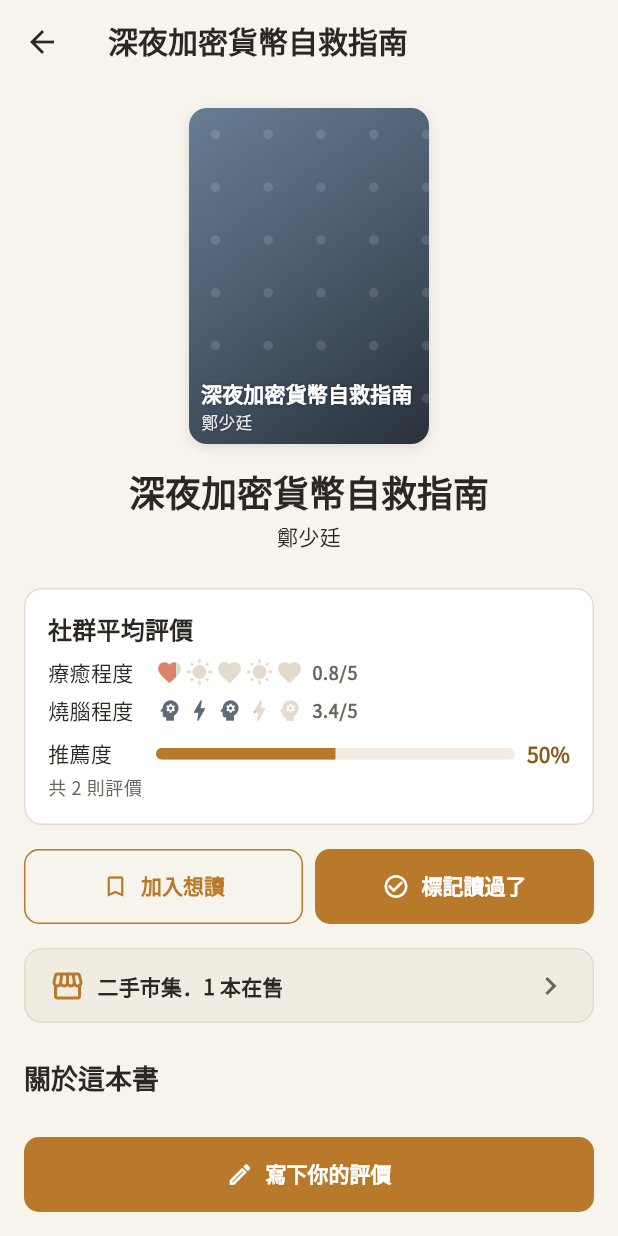
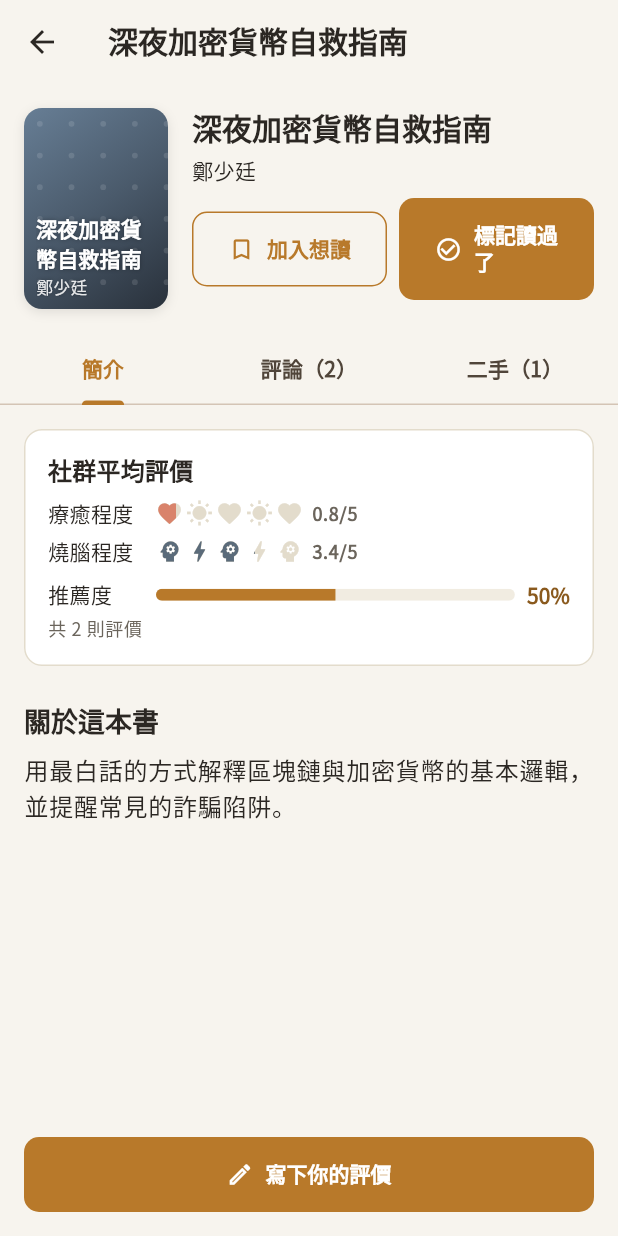
Before and after one commit to ChiaChia1114/Booknook, a Flutter app: the screen it shows after launch, after a tap on "深夜加密貨幣自救指南", on a phone screen of 412 x 824 dp. Run offline on Flutter 3.47's test engine with Material 3 defaults, Android fonts, the phone set to English and light mode, and no system bars; our stand-ins replace google_fonts, shared_preferences; accounts and stored records are empty.

Commit message:
v5: book detail page restructure with tabs, review sort, inline listings
Evaluation of v4 (功能/美術/實用性): the achievements system landed
well, but the book detail page itself was a single long scroll mixing
description, ratings, and every review together with no way to sort
or navigate, and the marketplace connection was just a link-out row.

Changes:
- Restructured BookDetailScreen: a compact fixed header (cover +
  title/author + 加入想讀/標記讀過了) stays visible, with a TabBar below
  splitting content into 簡介 (rating summary + description), 評論（N）
  (review list), and 二手（N） (this book's marketplace listings).
- Reviews can now be sorted 最新 / 最多幫助 via choice chips.
- Marketplace listings for the book render inline as tappable rows
  (with a "在市集查看全部" fallback) instead of only a count + link-out.
- Removed the now-dead _MarketplaceLink widget.

Updated the two book-detail widget tests that asserted on the old
single-scroll "讀者評價（N）" heading — they now check the tab label and,
for the review-submission test, switch to the 評論 tab before asserting
the new review card is visible (TabBarView only builds the active
page).

Verified: flutter analyze clean, flutter test 13/13 passing, manual
browser pass through all three tabs including sort toggling.

Co-Authored-By: Claude Sonnet 5 <noreply@anthropic.com>

```diff
--- a/lib/screens/book_detail/book_detail_screen.dart
+++ b/lib/screens/book_detail/book_detail_screen.dart
@@ -1,6 +1,8 @@
 import 'package:flutter/material.dart';
 import 'package:provider/provider.dart';
 
+import '../../models/book.dart';
+import '../../models/marketplace_listing.dart';
 import '../../models/reading_record.dart';
 import '../../models/review.dart';
 import '../../providers/library_provider.dart';
@@ -14,7 +16,10 @@ import '../../widgets/common/healing_meter.dart';
 import '../../widgets/common/mind_bending_meter.dart';
 import '../../widgets/common/recommend_bar.dart';
 import '../../widgets/common/user_avatar.dart';
+import '../marketplace/listing_detail_screen.dart';
 import '../marketplace/marketplace_screen.dart';
+
+enum _ReviewSort { newest, mostHelpful }
 
 class BookDetailScreen extends StatefulWidget {
   const BookDetailScreen({super.key, required this.bookId});
@@ -34,6 +39,7 @@ class _BookDetailData {
 
 class _BookDetailScreenState extends State<BookDetailScreen> {
   late Future<_BookDetailData> _future;
+  _ReviewSort _sort = _ReviewSort.newest;
 
   @override
   void initState() {
@@ -61,7 +67,9 @@ class _BookDetailScreenState extends State<BookDetailScreen> {
       context: context,
       isScrollControlled: true,
       shape: const RoundedRectangleBorder(
-        borderRadius: BorderRadius.vertical(top: Radius.circular(AppRadius.cardRadius)),
+        borderRadius: BorderRadius.vertical(
+          top: Radius.circular(AppRadius.cardRadius),
+        ),
       ),
       builder: (sheetContext) {
         return _ReviewFormSheet(
@@ -95,10 +103,14 @@ class _BookDetailScreenState extends State<BookDetailScreen> {
     }
 
     final record = library.recordForBook(widget.bookId);
-    final listingCount = marketplace.listingsForBook(widget.bookId).length;
+    final listings = marketplace.listingsForBook(widget.bookId);
 
-    return Scaffold(
-      appBar: AppBar(title: Text(book.title, overflow: TextOverflow.ellipsis)),
+    return DefaultTabController(
+      length: 3,
+      child: Scaffold(
+        appBar: AppBar(
+          title: Text(book.title, overflow: TextOverflow.ellipsis),
+        ),
         body: FutureBuilder<_BookDetailData>(
           future: _future,
           builder: (context, snapshot) {
@@ -106,56 +118,89 @@ class _BookDetailScreenState extends State<BookDetailScreen> {
               return const Center(child: CircularProgressIndicator());
             }
             final data = snapshot.data!;
-          return ListView(
-            padding: const EdgeInsets.fromLTRB(AppSpacing.md, AppSpacing.md, AppSpacing.md, 100),
+            final sortedReviews = List<Review>.of(data.reviews);
+            switch (_sort) {
+              case _ReviewSort.newest:
+                sortedReviews.sort(
+                  (a, b) => b.createdAt.compareTo(a.createdAt),
+                );
+              case _ReviewSort.mostHelpful:
+                sortedReviews.sort(
+                  (a, b) => b.helpfulCount.compareTo(a.helpfulCount),
+                );
+            }
+
+            return Column(
               children: [
-              Center(
-                child: BookCoverBlock(
+                Padding(
+                  padding: const EdgeInsets.fromLTRB(
+                    AppSpacing.md,
+                    AppSpacing.md,
+                    AppSpacing.md,
+                    0,
+                  ),
+                  child: Row(
+                    crossAxisAlignment: CrossAxisAlignment.start,
+                    children: [
+                      BookCoverBlock(
                         title: book.title,
                         author: book.author,
                         colorIndex: book.coverColorIndex,
-                  width: 160,
-                  height: 224,
+                        width: 96,
+                        height: 134,
                       ),
-              ),
-              const SizedBox(height: AppSpacing.md),
+                      const SizedBox(width: AppSpacing.md),
+                      Expanded(
+                        child: Column(
+                          crossAxisAlignment: CrossAxisAlignment.start,
+                          children: [
                             Text(
                               book.title,
-                style: Theme.of(context).textTheme.headlineMedium,
-                textAlign: TextAlign.center,
+                              style: Theme.of(context).textTheme.headlineSmall,
                             ),
                             const SizedBox(height: 4),
                             Text(
                               book.author,
                               style: Theme.of(context).textTheme.bodyMedium,
-                textAlign: TextAlign.center,
                             ),
-              const SizedBox(height: AppSpacing.lg),
-              _RatingCard(summary: data.summary),
+                            const SizedBox(height: AppSpacing.sm),
+                            _ActionButtons(
+                              bookId: widget.bookId,
+                              status: record?.status,
+                            ),
+                          ],
+                        ),
+                      ),
+                    ],
+                  ),
+                ),
                 const SizedBox(height: AppSpacing.md),
-              _ActionButtons(bookId: widget.bookId, status: record?.status),
-              const SizedBox(height: AppSpacing.md),
-              _MarketplaceLink(bookId: widget.bookId, count: listingCount),
-              const SizedBox(height: AppSpacing.lg),
-              Text('關於這本書', style: Theme.of(context).textTheme.titleLarge),
-              const SizedBox(height: AppSpacing.sm),
-              Text(book.description, style: Theme.of(context).textTheme.bodyLarge),
-              const SizedBox(height: AppSpacing.lg),
-              Text('讀者評價（${data.reviews.length}）', style: Theme.of(context).textTheme.titleLarge),
-              const SizedBox(height: AppSpacing.sm),
-              if (data.reviews.isEmpty)
-                Padding(
-                  padding: const EdgeInsets.symmetric(vertical: AppSpacing.lg),
-                  child: Text('還沒有人寫心得，當第一個分享的人吧！', style: Theme.of(context).textTheme.bodyMedium),
-                )
-              else
-                for (final review in data.reviews)
-                  _ReviewCard(
-                    review: review,
-                    onHelpful: () async {
+                TabBar(
+                  tabs: [
+                    const Tab(text: '簡介'),
+                    Tab(text: '評論（${data.reviews.length}）'),
+                    Tab(text: '二手（${listings.length}）'),
+                  ],
+                ),
+                Expanded(
+                  child: TabBarView(
+                    children: [
+                      _AboutTab(book: book, summary: data.summary),
+                      _ReviewsTab(
+                        reviews: sortedReviews,
+                        sort: _sort,
+                        onSortChanged: (sort) => setState(() => _sort = sort),
+                        onHelpful: (review) async {
                           await library.markReviewHelpful(review.id);
                           _reload();
                         },
+                      ),
+                      _MarketplaceTab(
+                        bookId: widget.bookId,
+                        listings: listings,
+                      ),
+                    ],
+                  ),
                 ),
               ],
             );
@@ -171,6 +216,173 @@ class _BookDetailScreenState extends State<BookDetailScreen> {
                 icon: const Icon(Icons.edit_outlined),
                 label: const Text('寫下你的評價'),
               ),
+            ),
+          ),
+        ),
+      ),
+    );
+  }
+}
+
+class _AboutTab extends StatelessWidget {
+  const _AboutTab({required this.book, required this.summary});
+
+  final Book book;
+  final BookRatingSummary summary;
+
+  @override
+  Widget build(BuildContext context) {
+    return ListView(
+      padding: const EdgeInsets.fromLTRB(
+        AppSpacing.md,
+        AppSpacing.md,
+        AppSpacing.md,
+        100,
+      ),
+      children: [
+        _RatingCard(summary: summary),
+        const SizedBox(height: AppSpacing.lg),
+        Text('關於這本書', style: Theme.of(context).textTheme.titleLarge),
+        const SizedBox(height: AppSpacing.sm),
+        Text(book.description, style: Theme.of(context).textTheme.bodyLarge),
+      ],
+    );
+  }
+}
+
+class _ReviewsTab extends StatelessWidget {
+  const _ReviewsTab({
+    required this.reviews,
+    required this.sort,
+    required this.onSortChanged,
+    required this.onHelpful,
+  });
+
+  final List<Review> reviews;
+  final _ReviewSort sort;
+  final ValueChanged<_ReviewSort> onSortChanged;
+  final ValueChanged<Review> onHelpful;
+
+  @override
+  Widget build(BuildContext context) {
+    if (reviews.isEmpty) {
+      return Center(
+        child: Padding(
+          padding: const EdgeInsets.all(AppSpacing.lg),
+          child: Text(
+            '還沒有人寫心得，當第一個分享的人吧！',
+            style: Theme.of(context).textTheme.bodyMedium,
+          ),
+        ),
+      );
+    }
+    return ListView(
+      padding: const EdgeInsets.fromLTRB(
+        AppSpacing.md,
+        AppSpacing.md,
+        AppSpacing.md,
+        100,
+      ),
+      children: [
+        Row(
+          children: [
+            ChoiceChip(
+              label: const Text('最新'),
+              selected: sort == _ReviewSort.newest,
+              onSelected: (_) => onSortChanged(_ReviewSort.newest),
+            ),
+            const SizedBox(width: AppSpacing.sm),
+            ChoiceChip(
+              label: const Text('最多幫助'),
+              selected: sort == _ReviewSort.mostHelpful,
+              onSelected: (_) => onSortChanged(_ReviewSort.mostHelpful),
+            ),
+          ],
+        ),
+        const SizedBox(height: AppSpacing.sm),
+        for (final review in reviews)
+          _ReviewCard(review: review, onHelpful: () => onHelpful(review)),
+      ],
+    );
+  }
+}
+
+class _MarketplaceTab extends StatelessWidget {
+  const _MarketplaceTab({required this.bookId, required this.listings});
+
+  final String bookId;
+  final List<MarketplaceListing> listings;
+
+  @override
+  Widget build(BuildContext context) {
+    if (listings.isEmpty) {
+      return Center(
+        child: Padding(
+          padding: const EdgeInsets.all(AppSpacing.lg),
+          child: Text(
+            '目前沒有這本書的二手在售',
+            style: Theme.of(context).textTheme.bodyMedium,
+          ),
+        ),
+      );
+    }
+    return ListView(
+      padding: const EdgeInsets.fromLTRB(
+        AppSpacing.md,
+        AppSpacing.md,
+        AppSpacing.md,
+        100,
+      ),
+      children: [
+        for (final listing in listings) _ListingRow(listing: listing),
+        const SizedBox(height: AppSpacing.sm),
+        OutlinedButton(
+          onPressed: () => Navigator.push(
+            context,
+            MaterialPageRoute(
+              builder: (_) => MarketplaceScreen(filterBookId: bookId),
+            ),
+          ),
+          child: const Text('在市集查看全部'),
+        ),
+      ],
+    );
+  }
+}
+
+class _ListingRow extends StatelessWidget {
+  const _ListingRow({required this.listing});
+
+  final MarketplaceListing listing;
+
+  @override
+  Widget build(BuildContext context) {
+    return Card(
+      margin: const EdgeInsets.only(bottom: AppSpacing.sm),
+      child: InkWell(
+        borderRadius: BorderRadius.circular(AppRadius.cardRadius),
+        onTap: () => Navigator.push(
+          context,
+          MaterialPageRoute(
+            builder: (_) => ListingDetailScreen(listingId: listing.id),
+          ),
+        ),
+        child: Padding(
+          padding: const EdgeInsets.all(AppSpacing.sm),
+          child: Row(
+            children: [
+              ConditionTag(label: listing.condition.label),
+              const SizedBox(width: AppSpacing.sm),
+              Expanded(
+                child: Text(
+                  'NT\$ ${listing.price.toStringAsFixed(0)}',
+                  style: Theme.of(
+                    context,
+                  ).textTheme.titleSmall?.copyWith(color: AppColors.accentDark),
+                ),
+              ),
+              Icon(Icons.chevron_right, color: AppColors.textSecondary),
+            ],
           ),
         ),
       ),
@@ -196,25 +408,38 @@ class _RatingCard extends StatelessWidget {
             Row(
               children: [
                 const SizedBox(width: 72, child: Text('療癒程度')),
-                Expanded(child: HealingMeter(value: summary.averageHealingLevel)),
+                Expanded(
+                  child: HealingMeter(value: summary.averageHealingLevel),
+                ),
               ],
             ),
             const SizedBox(height: AppSpacing.xs),
             Row(
               children: [
                 const SizedBox(width: 72, child: Text('燒腦程度')),
-                Expanded(child: MindBendingMeter(value: summary.averageMindBendingLevel)),
+                Expanded(
+                  child: MindBendingMeter(
+                    value: summary.averageMindBendingLevel,
+                  ),
+                ),
               ],
             ),
             const SizedBox(height: AppSpacing.sm),
             Row(
               children: [
                 const SizedBox(width: 72, child: Text('推薦度')),
-                Expanded(child: RecommendBar(percent: summary.recommendPercent.toDouble())),
+                Expanded(
+                  child: RecommendBar(
+                    percent: summary.recommendPercent.toDouble(),
+                  ),
+                ),
               ],
             ),
             const SizedBox(height: AppSpacing.xs),
-            Text('共 ${summary.reviewCount} 則評價', style: Theme.of(context).textTheme.bodySmall),
+            Text(
+              '共 ${summary.reviewCount} 則評價',
+              style: Theme.of(context).textTheme.bodySmall,
+            ),
           ],
         ),
       ),
@@ -235,59 +460,30 @@ class _ActionButtons extends StatelessWidget {
       children: [
         Expanded(
           child: OutlinedButton.icon(
-            onPressed: () => library.setReadingStatus(bookId, ReadingStatus.wantToRead),
-            icon: Icon(status == ReadingStatus.wantToRead ? Icons.bookmark : Icons.bookmark_outline),
+            onPressed: () =>
+                library.setReadingStatus(bookId, ReadingStatus.wantToRead),
+            icon: Icon(
+              status == ReadingStatus.wantToRead
+                  ? Icons.bookmark
+                  : Icons.bookmark_outline,
+            ),
             label: Text(status == ReadingStatus.wantToRead ? '已加入想讀' : '加入想讀'),
           ),
         ),
         const SizedBox(width: AppSpacing.sm),
         Expanded(
           child: ElevatedButton.icon(
-            onPressed: () => library.setReadingStatus(bookId, ReadingStatus.finished),
-            icon: Icon(status == ReadingStatus.finished ? Icons.check_circle : Icons.check_circle_outline),
+            onPressed: () =>
+                library.setReadingStatus(bookId, ReadingStatus.finished),
+            icon: Icon(
+              status == ReadingStatus.finished
+                  ? Icons.check_circle
+                  : Icons.check_circle_outline,
+            ),
             label: Text(status == ReadingStatus.finished ? '已讀過了' : '標記讀過了'),
           ),
         ),
       ],
-    );
-  }
-}
-
-class _MarketplaceLink extends StatelessWidget {
-  const _MarketplaceLink({required this.bookId, required this.count});
-
-  final String bookId;
-  final int count;
-
-  @override
-  Widget build(BuildContext context) {
-    return InkWell(
-      borderRadius: BorderRadius.circular(AppRadius.cardRadius),
-      onTap: () => Navigator.push(
-        context,
-        MaterialPageRoute(builder: (_) => MarketplaceScreen(filterBookId: bookId)),
-      ),
-      child: Container(
-        padding: const EdgeInsets.symmetric(horizontal: AppSpacing.md, vertical: AppSpacing.sm + AppSpacing.xs),
-        decoration: BoxDecoration(
-          color: AppColors.surfaceSubtle,
-          borderRadius: BorderRadius.circular(AppRadius.cardRadius),
-          border: Border.all(color: AppColors.border),
-        ),
-        child: Row(
-          children: [
-            Icon(Icons.storefront_outlined, color: AppColors.accent),
-            const SizedBox(width: AppSpacing.sm),
-            Expanded(
-              child: Text(
-                '二手市集．$count 本在售',
-                style: Theme.of(context).textTheme.titleSmall,
-              ),
-            ),
-            Icon(Icons.chevron_right, color: AppColors.textSecondary),
-          ],
-        ),
-      ),
     );
   }
 }
@@ -310,10 +506,16 @@ class _ReviewCard extends StatelessWidget {
           children: [
             Row(
               children: [
-                UserAvatar(name: user?.name ?? '', avatarColorIndex: user?.avatarColorIndex ?? 0),
+                UserAvatar(
+                  name: user?.name ?? '',
+                  avatarColorIndex: user?.avatarColorIndex ?? 0,
+                ),
                 const SizedBox(width: AppSpacing.sm),
                 Expanded(
-                  child: Text(user?.name ?? '匿名讀者', style: Theme.of(context).textTheme.titleSmall),
+                  child: Text(
+                    user?.name ?? '匿名讀者',
+                    style: Theme.of(context).textTheme.titleSmall,
+                  ),
                 ),
                 ConditionTag(label: review.recommendTag.label),
               ],
@@ -353,7 +555,8 @@ class _ReviewFormSheet extends StatefulWidget {
     double mindBending,
     RecommendTag tag,
     String note,
-  ) onSubmit;
+  )
+  onSubmit;
 
   @override
   State<_ReviewFormSheet> createState() => _ReviewFormSheetState();
@@ -375,7 +578,12 @@ class _ReviewFormSheetState extends State<_ReviewFormSheet> {
   Future<void> _submit() async {
     if (_noteController.text.trim().isEmpty) return;
     setState(() => _submitting = true);
-    await widget.onSubmit(_healing, _mindBending, _tag, _noteController.text.trim());
+    await widget.onSubmit(
+      _healing,
+      _mindBending,
+      _tag,
+      _noteController.text.trim(),
+    );
   }
 
   @override
@@ -394,7 +602,10 @@ class _ReviewFormSheetState extends State<_ReviewFormSheet> {
           children: [
             Text('寫下你的評價', style: Theme.of(context).textTheme.titleLarge),
             const SizedBox(height: AppSpacing.md),
-            Text('療癒程度：${_healing.toStringAsFixed(1)}', style: Theme.of(context).textTheme.labelLarge),
+            Text(
+              '療癒程度：${_healing.toStringAsFixed(1)}',
+              style: Theme.of(context).textTheme.labelLarge,
+            ),
             Slider(
               value: _healing,
               min: 0,
@@ -403,7 +614,10 @@ class _ReviewFormSheetState extends State<_ReviewFormSheet> {
               label: _healing.toStringAsFixed(1),
               onChanged: (v) => setState(() => _healing = v),
             ),
-            Text('燒腦程度：${_mindBending.toStringAsFixed(1)}', style: Theme.of(context).textTheme.labelLarge),
+            Text(
+              '燒腦程度：${_mindBending.toStringAsFixed(1)}',
+              style: Theme.of(context).textTheme.labelLarge,
+            ),
             Slider(
               value: _mindBending,
               min: 0,
@@ -441,7 +655,10 @@ class _ReviewFormSheetState extends State<_ReviewFormSheet> {
                     ? const SizedBox(
                         height: 18,
                         width: 18,
-                        child: CircularProgressIndicator(strokeWidth: 2, color: Colors.white),
+                        child: CircularProgressIndicator(
+                          strokeWidth: 2,
+                          color: Colors.white,
+                        ),
                       )
                     : const Text('送出評價'),
               ),
```
Also changed, not shown: 1 other file. Lines whose indentation alone changed are shown as unchanged.
